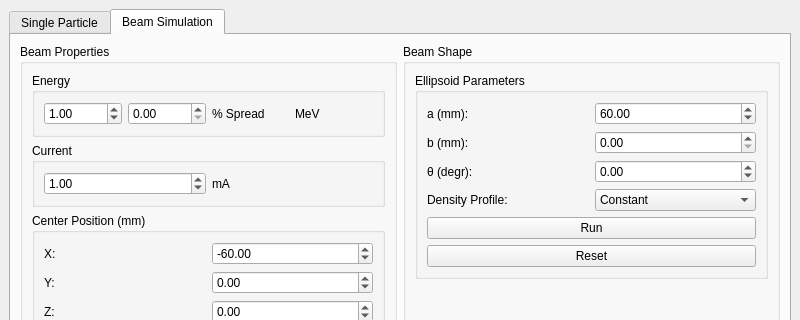
This is ui/mainWindow.ui in OlegSkazatov/QuadrupoleLens as Qt 5 draws it before an edit; both pictures show x 0 to 800 and y 0 to 320 of the 800 by 600 pixel window. The edited form follows.
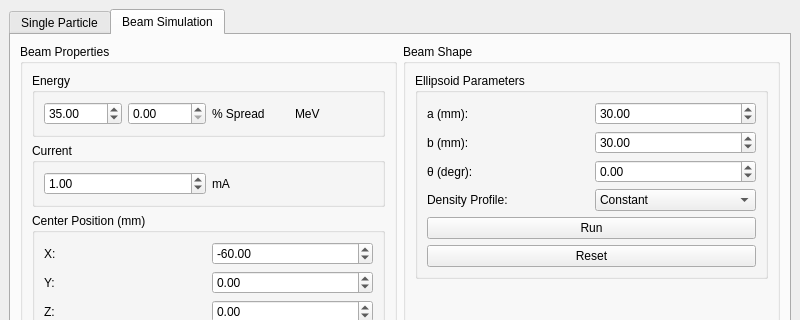
This is the edited form. The open tabs and pages were chosen to show the change.

```diff
--- a/ui/mainWindow.ui
+++ b/ui/mainWindow.ui
@@ -357,7 +357,7 @@
                  <double>1000.000000000000000</double>
                 </property>
                 <property name="value">
-                 <double>1.000000000000000</double>
+                 <double>35.000000000000000</double>
                 </property>
                </widget>
               </item>
@@ -598,7 +598,7 @@
                  <double>10000.000000000000000</double>
                 </property>
                 <property name="value">
-                 <double>0.000000000000000</double>
+                 <double>30.000000000000000</double>
                 </property>
                </widget>
               </item>
@@ -611,7 +611,7 @@
                  <double>10000.000000000000000</double>
                 </property>
                 <property name="value">
-                 <double>60.000000000000000</double>
+                 <double>30.000000000000000</double>
                 </property>
                </widget>
               </item>
```
